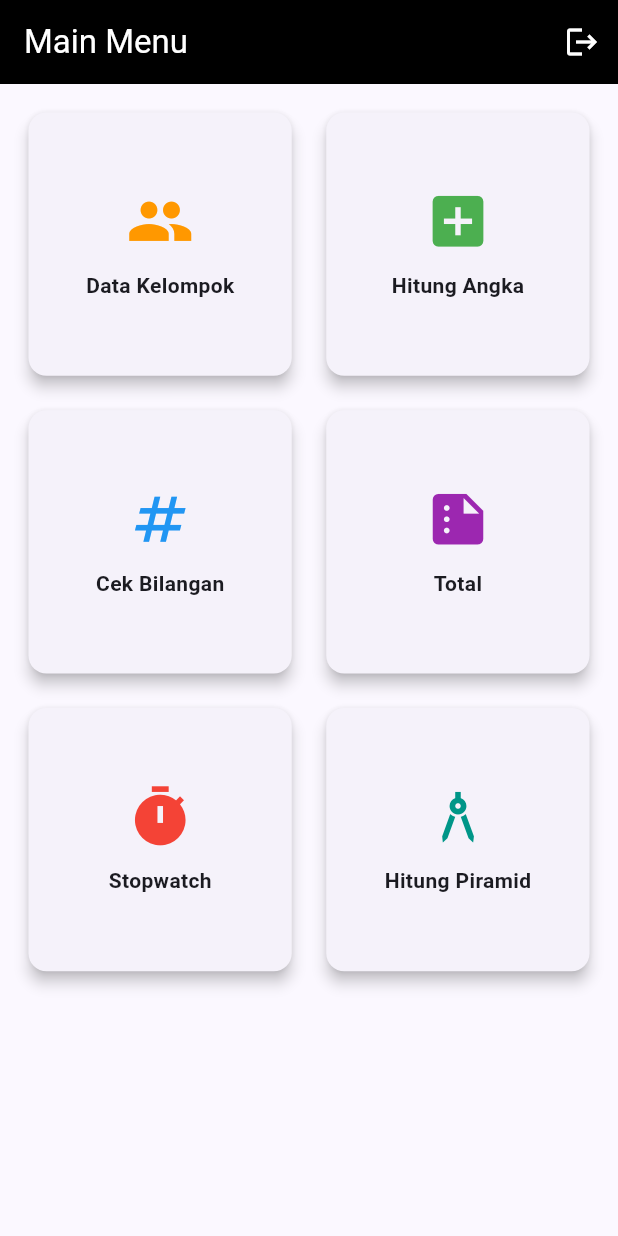
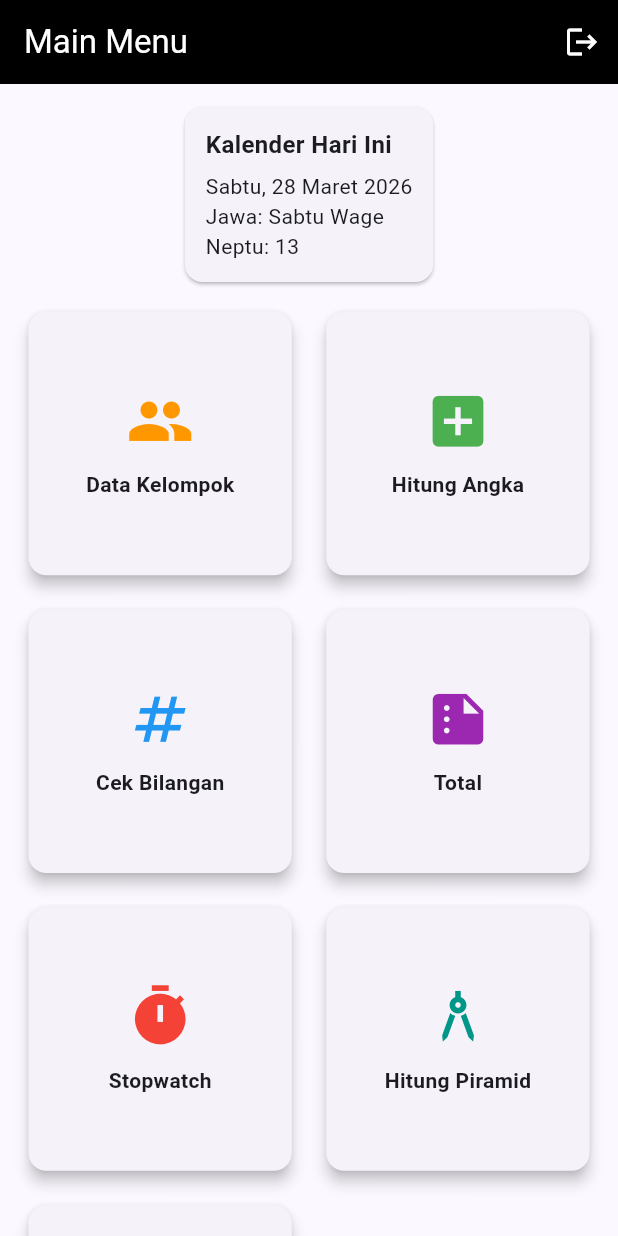
Before and after one commit to atlet12/Tugas-Kelompok-TPM, a Flutter app: the MainMenu screen opened directly, on a phone screen of 412 x 824 dp. Run offline on Flutter 3.47's test engine with Material 3 defaults, Android fonts, the phone set to English and light mode, and no system bars.

Commit message:
Add Javanese date feature and homepage summary

```diff
--- a/tugaskelompok1/lib/pages/main_menu.dart
+++ b/tugaskelompok1/lib/pages/main_menu.dart
@@ -6,35 +6,115 @@ import 'cek_bilangan.dart';
 import 'total_angka.dart';
 import 'stopwatch_page.dart';
 import 'hitung_piramid.dart';
+import 'kalender_jawa_page.dart';
+import '../utils/jawa_calendar_utils.dart';
 
-class MainMenu extends StatelessWidget {
+class MainMenu extends StatefulWidget {
   const MainMenu({super.key});
+
+  @override
+  State<MainMenu> createState() => _MainMenuState();
+}
+
+class _MainMenuState extends State<MainMenu> {
+  final DateTime _selectedDate = DateTime.now();
 
   @override
   Widget build(BuildContext context) {
     final List<Map<String, dynamic>> menus = [
-      {'t': 'Data Kelompok', 'i': Icons.people, 'c': Colors.orange, 'p': const DataKelompok()},
-      {'t': 'Hitung Angka', 'i': Icons.add_box, 'c': Colors.green, 'p': const OperasiAngka()},
-      {'t': 'Cek Bilangan', 'i': Icons.numbers, 'c': Colors.blue, 'p': const CekBilangan()},
-      {'t': 'Total', 'i': Icons.summarize, 'c': Colors.purple, 'p': const TotalAngka()},
-      {'t': 'Stopwatch', 'i': Icons.timer, 'c': Colors.red, 'p': const StopwatchPage()},
-      {'t': 'Hitung Piramid', 'i': Icons.architecture, 'c': Colors.teal, 'p': const HitungPiramid()},
+      {
+        't': 'Data Kelompok',
+        'i': Icons.people,
+        'c': Colors.orange,
+        'p': const DataKelompok(),
+      },
+      {
+        't': 'Hitung Angka',
+        'i': Icons.add_box,
+        'c': Colors.green,
+        'p': const OperasiAngka(),
+      },
+      {
+        't': 'Cek Bilangan',
+        'i': Icons.numbers,
+        'c': Colors.blue,
+        'p': const CekBilangan(),
+      },
+      {
+        't': 'Total',
+        'i': Icons.summarize,
+        'c': Colors.purple,
+        'p': const TotalAngka(),
+      },
+      {
+        't': 'Stopwatch',
+        'i': Icons.timer,
+        'c': Colors.red,
+        'p': const StopwatchPage(),
+      },
+      {
+        't': 'Hitung Piramid',
+        'i': Icons.architecture,
+        'c': Colors.teal,
+        'p': const HitungPiramid(),
+      },
+      {
+        't': 'Tanggal Jawa',
+        'i': Icons.calendar_month,
+        'c': Colors.brown,
+        'p': const KalenderJawaPage(),
+      },
     ];
 
     return Scaffold(
       appBar: AppBar(
         title: const Text("Main Menu"),
         actions: [
-          IconButton(onPressed: () => Navigator.pushReplacement(context, MaterialPageRoute(builder: (context) => const LoginPage())), icon: const Icon(Icons.logout))
+          IconButton(
+            onPressed: () => Navigator.pushReplacement(
+              context,
+              MaterialPageRoute(builder: (context) => const LoginPage()),
+            ),
+            icon: const Icon(Icons.logout),
+          ),
         ],
       ),
-      body: GridView.builder(
-        padding: const EdgeInsets.all(15),
-        gridDelegate: const SliverGridDelegateWithFixedCrossAxisCount(crossAxisCount: 2, crossAxisSpacing: 15, mainAxisSpacing: 15),
+      body: Column(
+        children: [
+          Card(
+            margin: const EdgeInsets.fromLTRB(15, 15, 15, 8),
+            child: Padding(
+              padding: const EdgeInsets.all(14),
+              child: Column(
+                crossAxisAlignment: CrossAxisAlignment.start,
+                children: [
+                  const Text(
+                    'Kalender Hari Ini',
+                    style: TextStyle(fontSize: 16, fontWeight: FontWeight.bold),
+                  ),
+                  const SizedBox(height: 6),
+                  Text(JawaCalendarUtils.formatMasehi(_selectedDate)),
+                  Text('Jawa: ${JawaCalendarUtils.formatJawa(_selectedDate)}'),
+                  Text('Neptu: ${JawaCalendarUtils.neptuTotal(_selectedDate)}'),
+                ],
+              ),
+            ),
+          ),
+          Expanded(
+            child: GridView.builder(
+              padding: const EdgeInsets.fromLTRB(15, 8, 15, 15),
+              gridDelegate: const SliverGridDelegateWithFixedCrossAxisCount(
+                crossAxisCount: 2,
+                crossAxisSpacing: 15,
+                mainAxisSpacing: 15,
+              ),
               itemCount: menus.length,
               itemBuilder: (context, i) {
                 return InkWell(
-            onTap: () => Navigator.push(context, MaterialPageRoute(builder: (context) => menus[i]['p'])),
+                  onTap: () => Navigator.push(
+                    context,
+                    MaterialPageRoute(builder: (context) => menus[i]['p']),
+                  ),
                   child: Card(
                     elevation: 4,
                     child: Column(
@@ -42,13 +122,19 @@ class MainMenu extends StatelessWidget {
                       children: [
                         Icon(menus[i]['i'], size: 45, color: menus[i]['c']),
                         const SizedBox(height: 10),
-                  Text(menus[i]['t'], style: const TextStyle(fontWeight: FontWeight.bold)),
+                        Text(
+                          menus[i]['t'],
+                          style: const TextStyle(fontWeight: FontWeight.bold),
+                        ),
                       ],
                     ),
                   ),
                 );
               },
             ),
+          ),
+        ],
+      ),
     );
   }
 }
--- /dev/null
+++ b/tugaskelompok1/lib/utils/jawa_calendar_utils.dart
@@ -0,0 +1,87 @@
+class JawaCalendarUtils {
+  static const List<String> hari = [
+    'Senin',
+    'Selasa',
+    'Rabu',
+    'Kamis',
+    'Jumat',
+    'Sabtu',
+    'Minggu',
+  ];
+
+  static const List<String> bulan = [
+    'Januari',
+    'Februari',
+    'Maret',
+    'April',
+    'Mei',
+    'Juni',
+    'Juli',
+    'Agustus',
+    'September',
+    'Oktober',
+    'November',
+    'Desember',
+  ];
+
+  static const List<String> pasaran = [
+    'Legi',
+    'Pahing',
+    'Pon',
+    'Wage',
+    'Kliwon',
+  ];
+
+  static const Map<String, int> neptuHari = {
+    'Minggu': 5,
+    'Senin': 4,
+    'Selasa': 3,
+    'Rabu': 7,
+    'Kamis': 8,
+    'Jumat': 6,
+    'Sabtu': 9,
+  };
+
+  static const Map<String, int> neptuPasaran = {
+    'Legi': 5,
+    'Pahing': 9,
+    'Pon': 7,
+    'Wage': 4,
+    'Kliwon': 8,
+  };
+
+  static DateTime _normalize(DateTime date) {
+    return DateTime(date.year, date.month, date.day);
+  }
+
+  static String formatMasehi(DateTime date) {
+    final d = _normalize(date);
+    final namaHari = hari[d.weekday - 1];
+    final namaBulan = bulan[d.month - 1];
+    return '$namaHari, ${d.day} $namaBulan ${d.year}';
+  }
+
+  static String getPasaran(DateTime date) {
+    final d = _normalize(date);
+
+    // Acuan terverifikasi pengguna: 28 Maret 2026 = Sabtu Wage.
+    final referensi = DateTime(2026, 3, 28);
+    const indexReferensi = 3; // Wage
+    final selisih = d.difference(referensi).inDays;
+    final index = ((indexReferensi + selisih) % 5 + 5) % 5;
+    return pasaran[index];
+  }
+
+  static String formatJawa(DateTime date) {
+    final d = _normalize(date);
+    final namaHari = hari[d.weekday - 1];
+    return '$namaHari ${getPasaran(d)}';
+  }
+
+  static int neptuTotal(DateTime date) {
+    final d = _normalize(date);
+    final namaHari = hari[d.weekday - 1];
+    final namaPasaran = getPasaran(d);
+    return (neptuHari[namaHari] ?? 0) + (neptuPasaran[namaPasaran] ?? 0);
+  }
+}
```
Also changed, not shown: tugaskelompok1/lib/pages/kalender_jawa_page.dart (added, +108 -0 lines), tugaskelompok1/lib/pages/operasi_angka.dart (+85 -14 lines). Lines whose indentation alone changed are shown as unchanged.
